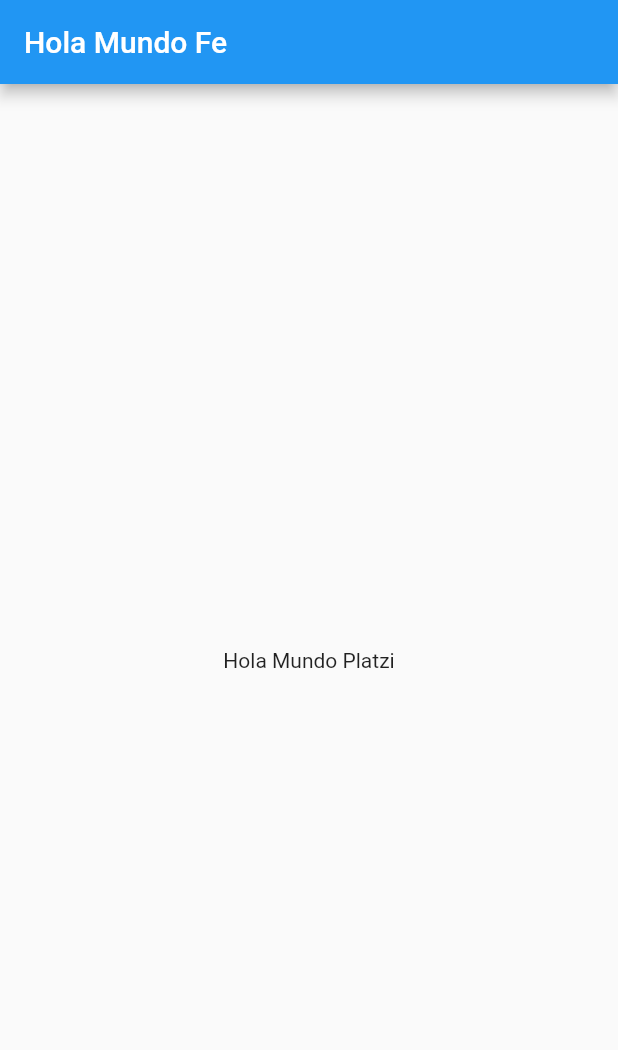
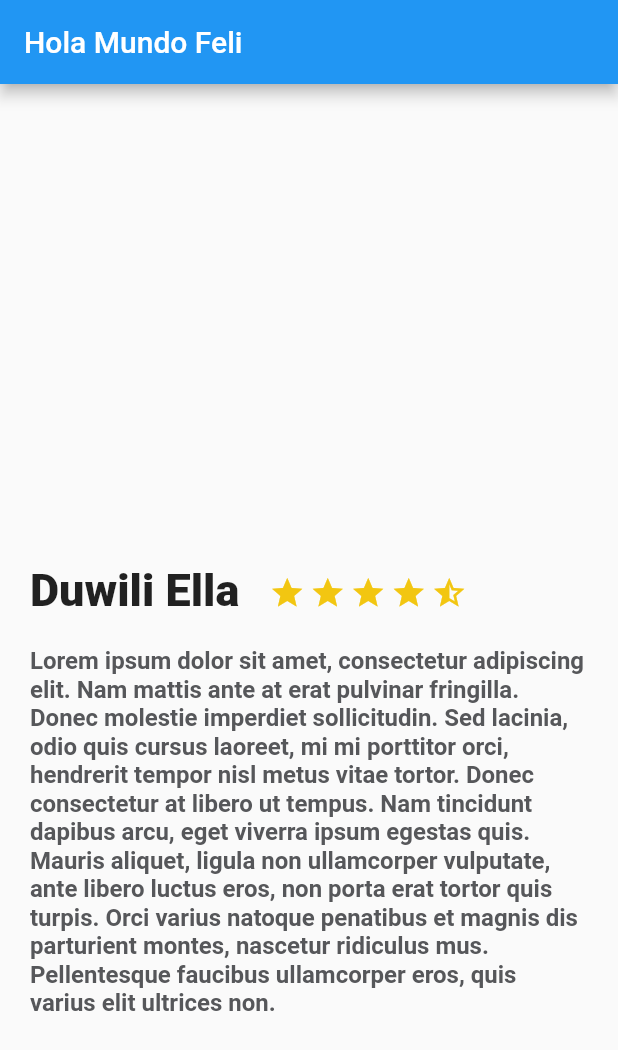
Before and after one commit to zesaru/platzitrips, a Flutter app: the screen it shows after launch, on a phone screen of 412 x 824 dp. Shown: the top 1050 px of the screen. Run offline on Flutter 3.47's test engine with Material 2 defaults, Android fonts, the phone set to English and light mode, and no system bars.

Commit message:
Column c21

```diff
--- /dev/null
+++ b/lib/description_place.dart
@@ -0,0 +1,111 @@
+import 'package:flutter/material.dart';
+
+class DescriptionPlace extends StatelessWidget {
+
+  String namePlace;
+  int stars;
+  String descriptionPlace;
+
+  DescriptionPlace(this.namePlace, this.stars, this.descriptionPlace);
+
+
+  @override
+  Widget build(BuildContext context) {
+    // TODO: implement build
+
+    final star_half = Container (
+      margin: EdgeInsets.only(
+          top: 323.0,
+          right: 3.0
+      ),
+
+      child: Icon(
+        Icons.star_half,
+        color:  Color(0xFFf2C611),
+      ),
+    );
+
+    final star_border = Container (
+      margin: EdgeInsets.only(
+          top: 323.0,
+          right: 3.0
+      ),
+
+      child: Icon(
+        Icons.star_border,
+        color:  Color(0xFFf2C611),
+      ),
+    );
+
+    final star = Container (
+      margin: EdgeInsets.only(
+          top: 323.0,
+          right: 3.0
+      ),
+
+      child: Icon(
+        Icons.star,
+        color:  Color(0xFFf2C611),
+      ),
+    );
+
+    final description = Container (
+      margin: new EdgeInsets.only (
+        top: 20,
+        left: 20.0,
+        right: 20.0
+      ),
+      child:  new Text(
+        descriptionPlace,
+        style: const TextStyle(
+          fontSize: 16.0,
+          fontWeight: FontWeight.bold,
+          color: Color(0xFF56575a)
+        ),
+      ),
+    );
+
+    final title_stars = Row (
+      children: <Widget>[
+        Container (
+          margin: EdgeInsets.only(
+              top: 320.0,
+              left: 20.0,
+              right: 20.0
+          ),
+
+          child: Text(
+            "Duwili Ella",
+            style: TextStyle(
+                fontSize: 30.0,
+                fontWeight: FontWeight.w900
+            ),
+            textAlign: TextAlign.left,
+          ),
+
+        ),
+
+        Row(
+          children: <Widget>[
+            star,
+            star,
+            star,
+            star,
+            star_half
+          ],
+        )
+
+
+      ],
+    );
+
+
+    return Column(
+      children: <Widget>[
+        title_stars,
+        description
+      ],
+    );
+
+  }
+}
--- a/lib/main.dart
+++ b/lib/main.dart
@@ -1,8 +1,11 @@
 import 'package:flutter/material.dart';
+import 'description_place.dart';
 
 void main() => runApp(MyApp());
 
 class MyApp extends StatelessWidget {
+  String descriptionDummy = "Lorem ipsum dolor sit amet, consectetur adipiscing elit. Nam mattis ante at erat pulvinar fringilla. Donec molestie imperdiet sollicitudin. Sed lacinia, odio quis cursus laoreet, mi mi porttitor orci, hendrerit tempor nisl metus vitae tortor. Donec consectetur at libero ut tempus. Nam tincidunt dapibus arcu, eget viverra ipsum egestas quis. Mauris aliquet, ligula non ullamcorper vulputate, ante libero luctus eros, non porta erat tortor quis turpis. Orci varius natoque penatibus et magnis dis parturient montes, nascetur ridiculus mus. Pellentesque faucibus ullamcorper eros, quis varius elit ultrices non.";
+
   // This widget is the root of your application.
   @override
   Widget build(BuildContext context) {
@@ -22,13 +25,11 @@ class MyApp extends StatelessWidget {
       ),
         home: Scaffold(
           appBar: AppBar(
-            title: Text("Hola Mundo Fe"),
+            title: Text("Hola Mundo Feli"),
           ),
-          body: Center(
-            child: Text("Hola Mundo Platzi"),
+          body: new DescriptionPlace("Bahamas", 4, descriptionDummy),
           ),
-        )//MyHomePage(title: 'Flutter Demo Home Page'),
-    );
+        );
   }
 }
 
```
